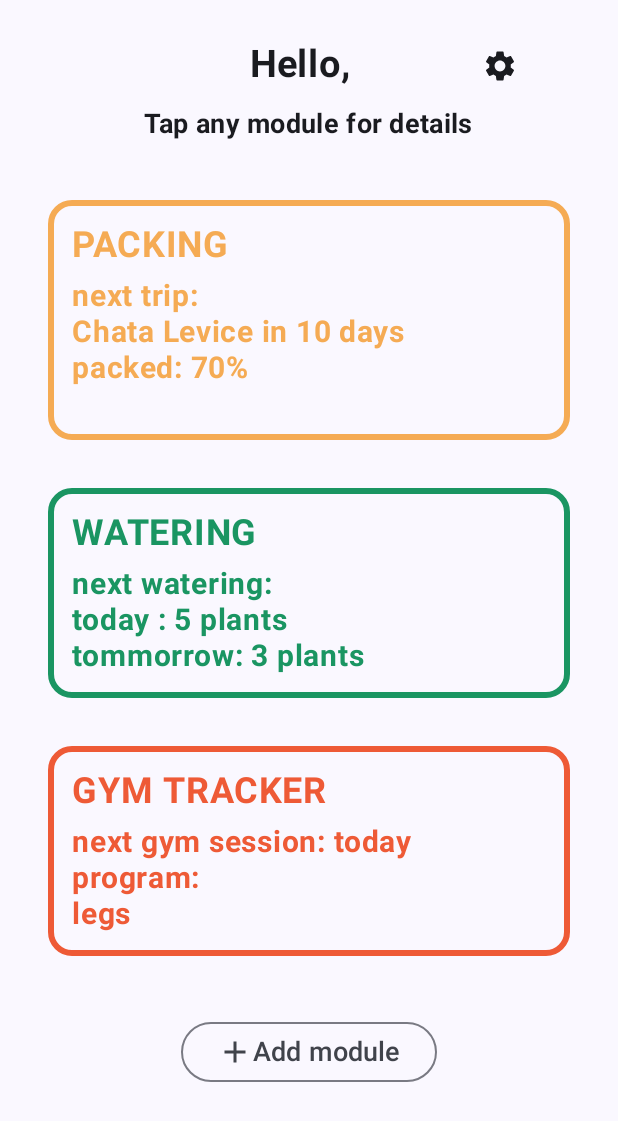
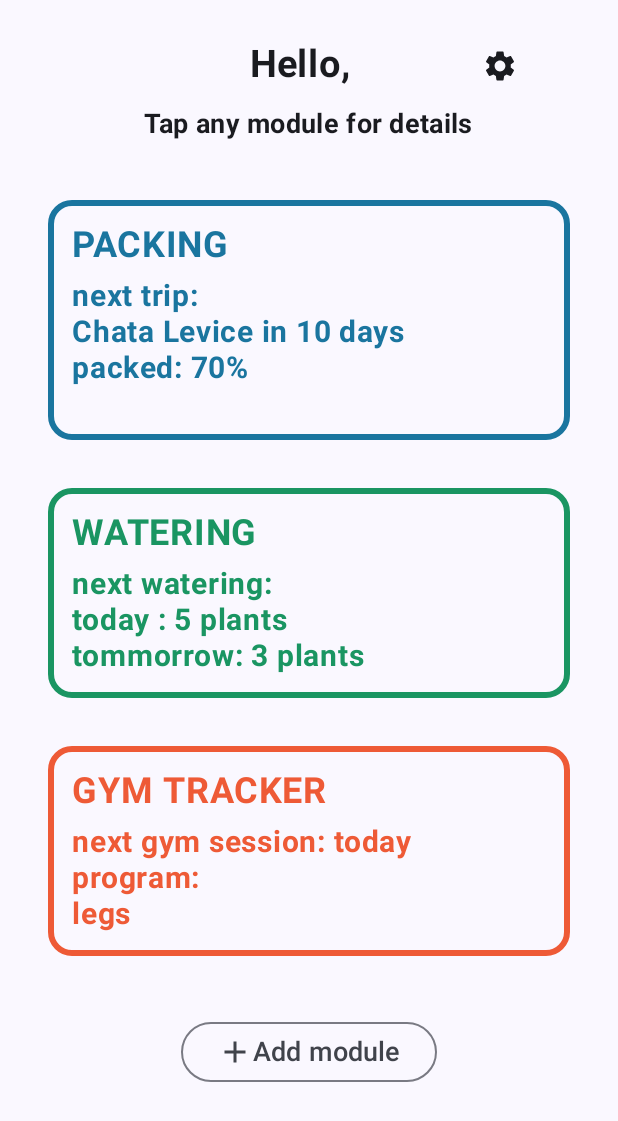
Before and after one commit to lukaschymcak/Android_TaskApp, an Android app built with Jetpack Compose: the screen it shows after launch (MainActivity), after a tap on "Enter", on a phone screen of 412 x 824 dp. Shown: the top 1121 px of the screen. Run offline under Robolectric (Android 15) with nearby library versions, the phone set to English and light mode, and no system bars.

Commit message:
sorting works

```diff
--- a/app/src/main/java/com/example/navigation/DataStoreManager.kt
+++ b/app/src/main/java/com/example/navigation/DataStoreManager.kt
@@ -1,6 +1,7 @@
 package com.example.navigation
 
 import TripModel
+import android.annotation.SuppressLint
 import android.content.Context
 import androidx.datastore.core.DataStore
 import androidx.datastore.preferences.core.Preferences
@@ -10,6 +11,8 @@ import androidx.datastore.preferences.preferencesDataStore
 import kotlinx.coroutines.flow.map
 import kotlinx.serialization.encodeToString
 import kotlinx.serialization.json.Json
+import java.time.LocalDate
+import java.time.format.DateTimeFormatter
 
 const val TRIP_DATASTORE = "trip_data"
 val Context.preferenceDataStore: DataStore<Preferences> by preferencesDataStore(name = TRIP_DATASTORE)
@@ -19,15 +22,27 @@ class DataStoreManager(private val context: Context) {
         val TRIPS_KEY = stringPreferencesKey("trips")
     }
 
+    @SuppressLint("NewApi")
+    private val dateFormatter = DateTimeFormatter.ofPattern("d.M.yyyy")
+
+    @SuppressLint("NewApi")
     suspend fun saveTrips(trips: List<TripModel>) {
-        val jsonString = Json.encodeToString(trips)
+        val sortedTrips = trips.sortedBy { trip ->
+            LocalDate.parse(trip.startDate, dateFormatter)
+        }
+        val jsonString = Json.encodeToString(sortedTrips)
         context.preferenceDataStore.edit {
             it[TRIPS_KEY] = jsonString
         }
     }
 
+    @SuppressLint("NewApi")
     fun getTrips() = context.preferenceDataStore.data.map { preferences ->
         val jsonString = preferences[TRIPS_KEY] ?: "[]"
-        Json.decodeFromString<List<TripModel>>(jsonString)
+        Json.decodeFromString<List<TripModel>>(jsonString).sortedBy { trip ->
+            LocalDate.parse(trip.startDate, dateFormatter)
+        }
     }
+
+
 }
--- a/app/src/main/java/com/example/navigation/Modules/PackingModule.kt
+++ b/app/src/main/java/com/example/navigation/Modules/PackingModule.kt
@@ -17,6 +17,7 @@ import androidx.compose.ui.text.font.FontWeight
 import androidx.compose.ui.text.style.TextAlign
 import androidx.compose.ui.unit.dp
 import androidx.compose.ui.unit.sp
+import com.example.navigation.ui.theme.OurPackingBlue
 import com.example.navigation.ui.theme.OurYellow
 
 
@@ -30,11 +31,10 @@ fun PackingModule(onClick: () -> Unit) {
         modifier = Modifier
             .padding(16.dp)
             .fillMaxWidth()
-            //.wrapContentHeight()
             .height(160.dp)
             .clickable { onClick() },
 
-        border = BorderStroke(4.dp, OurYellow)
+        border = BorderStroke(4.dp, OurPackingBlue)
     ) {
         Column(
             modifier = Modifier
@@ -47,7 +47,7 @@ fun PackingModule(onClick: () -> Unit) {
                 fontSize = 24.sp,
                 fontWeight = FontWeight.Bold,
                 textAlign = TextAlign.Start,
-                color = OurYellow
+                color = OurPackingBlue
             )
             Spacer(modifier = Modifier.height(8.dp))
             Text(
@@ -55,21 +55,21 @@ fun PackingModule(onClick: () -> Unit) {
                 fontSize = 20.sp,
                 fontWeight = FontWeight.Bold,
                 textAlign = TextAlign.Left,
-                color = OurYellow
+                color = OurPackingBlue
             )
             Text(
                 text = "Chata Levice in 10 days ",
                 fontSize = 20.sp,
                 fontWeight = FontWeight.Bold,
                 textAlign = TextAlign.Left,
-                color = OurYellow
+                color = OurPackingBlue
             )
             Text(
                 text = "packed: 70%",
                 fontSize = 20.sp,
                 fontWeight = FontWeight.Bold,
                 textAlign = TextAlign.Left,
-                color = OurYellow
+                color = OurPackingBlue
             )
         }
     }
```
Also changed, not shown: app/src/main/java/com/example/navigation/Screens/PackingScreen.kt (+14 -14 lines), app/src/main/java/com/example/navigation/models/TripModel.kt (+0 -16 lines).
